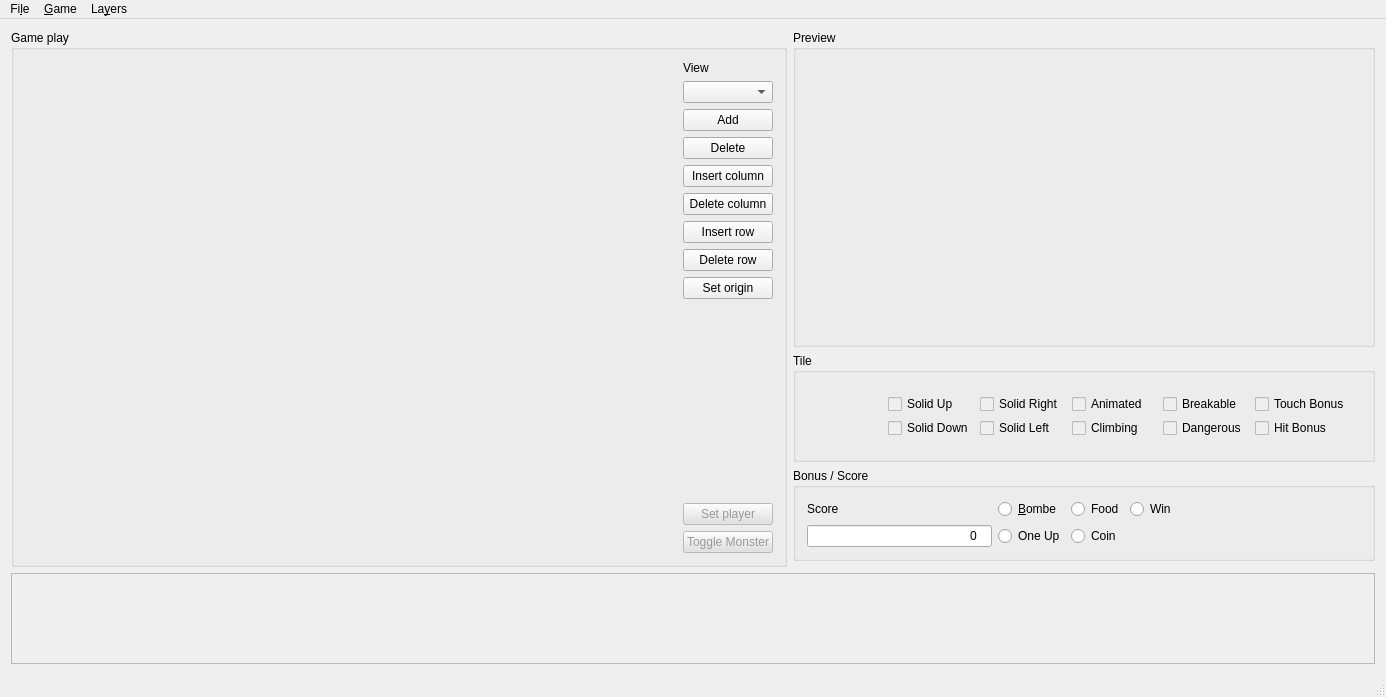
First picture: the form in levelEdit/CMainWindow.ui, repository clebail/tilegame, before the edit.
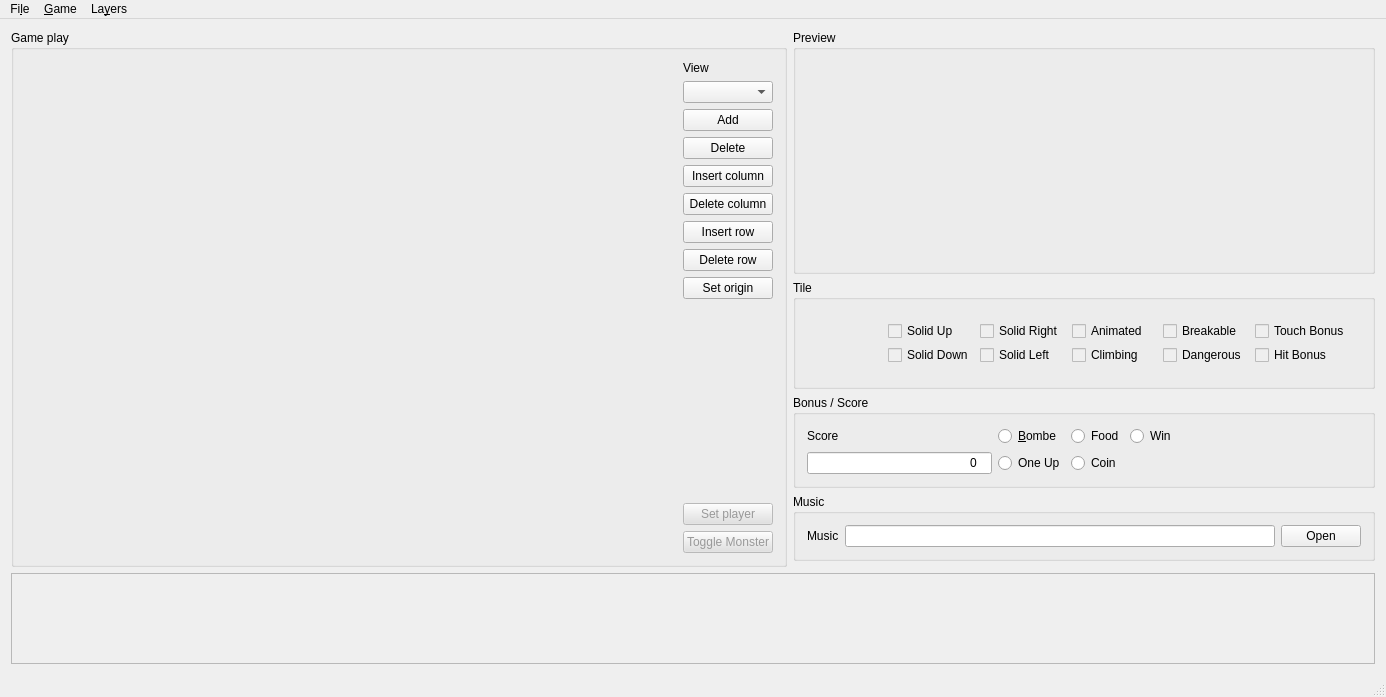
Second picture: the form after the edit. Icons and pictures are not drawn. Custom widgets are drawn as their Qt base class.

Commit message: levelEdit play music

```diff
--- a/levelEdit/CMainWindow.ui
+++ b/levelEdit/CMainWindow.ui
@@ -592,6 +592,38 @@
             </layout>
            </widget>
           </item>
+          <item>
+           <widget class="QGroupBox" name="gbMusic">
+            <property name="sizePolicy">
+             <sizepolicy hsizetype="Preferred" vsizetype="Fixed">
+              <horstretch>0</horstretch>
+              <verstretch>0</verstretch>
+             </sizepolicy>
+            </property>
+            <property name="title">
+             <string>Music</string>
+            </property>
+            <layout class="QHBoxLayout" name="horizontalLayout_4">
+             <item>
+              <widget class="QLabel" name="label_3">
+               <property name="text">
+                <string>Music</string>
+               </property>
+              </widget>
+             </item>
+             <item>
+              <widget class="QLineEdit" name="leMusic"/>
+             </item>
+             <item>
+              <widget class="QPushButton" name="pbOpenMusic">
+               <property name="text">
+                <string>Open</string>
+               </property>
+              </widget>
+             </item>
+            </layout>
+           </widget>
+          </item>
          </layout>
         </widget>
        </item>
```
The commit also changes 7 other files.
